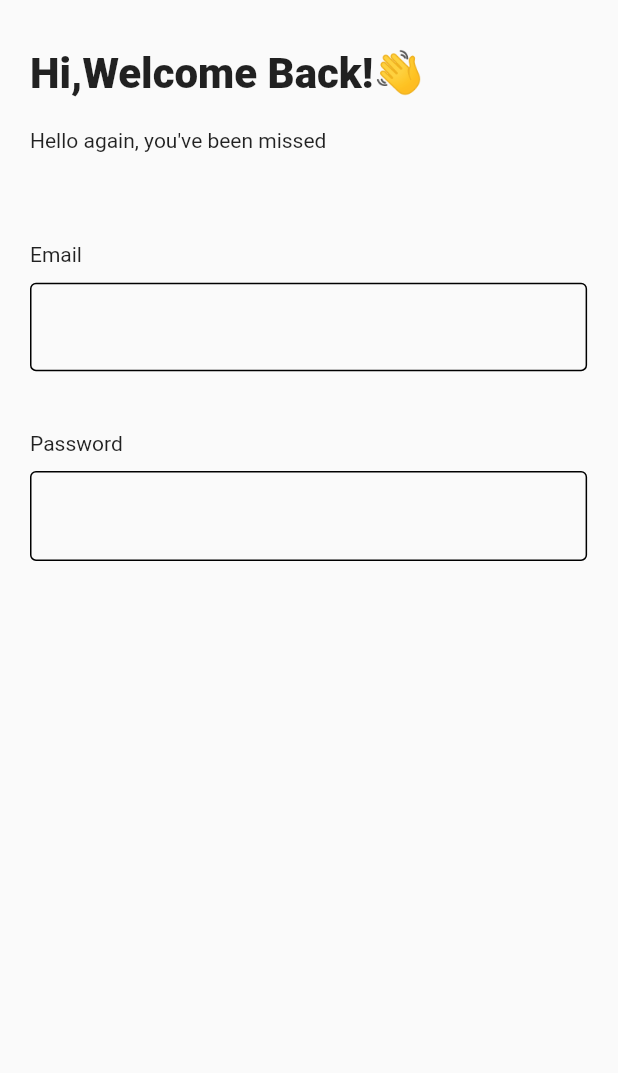
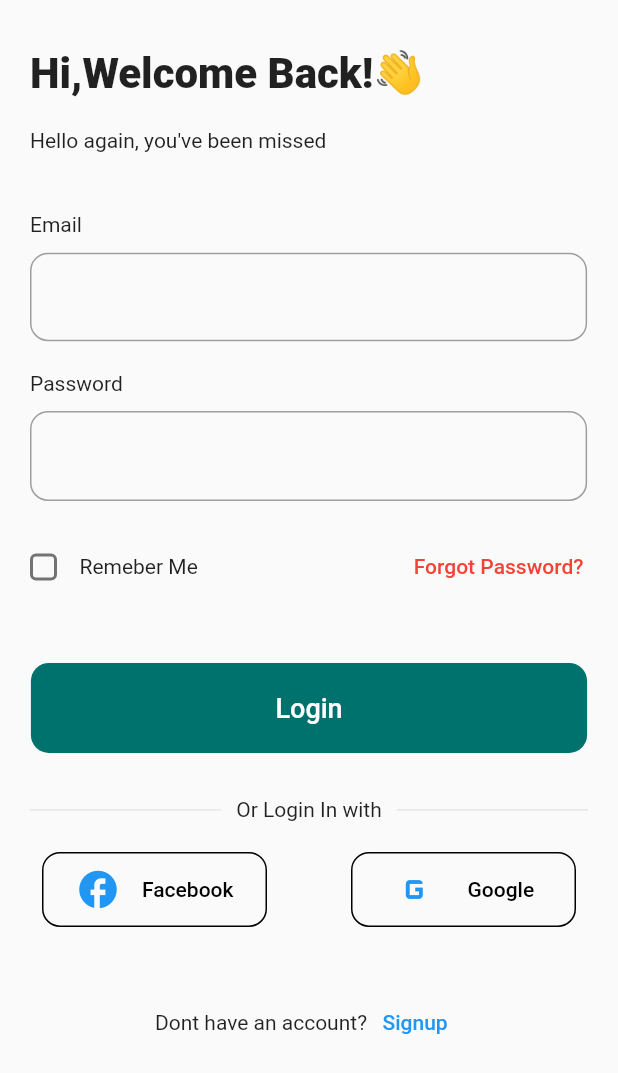
Before and after one commit to cyrillekey/Rentals-Flutter, a Flutter app: the screen it shows after launch, after a tap on "Login", on a phone screen of 412 x 824 dp. Shown: the top 1073 px of the screen. Run offline on Flutter 3.47's test engine with Material 2 defaults, Android fonts, the light colour scheme and no system bars; our stand-ins replace firebase_core, firebase_crashlytics, flutter_native_splash, get_it, logger; accounts and stored records are empty.

Commit message:
Finished Login screen

```diff
--- a/lib/screens/login_screen.dart
+++ b/lib/screens/login_screen.dart
@@ -1,10 +1,11 @@
+import 'package:chekikeja/widgets/icon_button.dart';
 import 'package:chekikeja/widgets/label_textinput.dart';
 import 'package:flutter/material.dart';
 
 class LoginScreen extends StatelessWidget {
   LoginScreen({super.key});
   final TextEditingController emailConroller = TextEditingController();
-
+  final TextEditingController passwordController = TextEditingController();
   @override
   Widget build(BuildContext context) {
     return Scaffold(
@@ -26,20 +27,106 @@ class LoginScreen extends StatelessWidget {
             child: const Text("Hello again, you've been missed"),
           ),
           const SizedBox(
-            height: 50,
+            height: 30,
           ),
           labelTextInput("Email", emailConroller,
               textInputType: TextInputType.emailAddress,
               width: MediaQuery.of(context).size.width * .95),
           const SizedBox(
-            height: 30,
+            height: 10,
           ),
-          labelTextInput("Password", emailConroller,
+          labelTextInput("Password", passwordController,
               width: MediaQuery.of(context).size.width * .95,
               obscureTexxt: true,
               textInputType: TextInputType.visiblePassword,
               suffix: IconButton(
                   onPressed: () {}, icon: const Icon(Icons.remove_red_eye))),
+          const SizedBox(
+            height: 20,
+          ),
+          Container(
+            padding: const EdgeInsets.only(left: 5, right: 15),
+            child: Row(
+              mainAxisAlignment: MainAxisAlignment.spaceBetween,
+              children: [
+                Row(children: [
+                  Checkbox(
+                    shape: RoundedRectangleBorder(
+                        borderRadius: BorderRadius.circular(4)),
+                    value: false,
+                    onChanged: (value) {},
+                  ),
+                  const Text("Remeber Me")
+                ]),
+                TextButton(
+                    onPressed: () {},
+                    child: const Text(
+                      "Forgot Password?",
+                      style: TextStyle(color: Colors.red),
+                    ))
+              ],
+            ),
+          ),
+          const SizedBox(
+            height: 40,
+          ),
+          UnconstrainedBox(
+            child: TextButton(
+              onPressed: () {},
+              style: ButtonStyle(
+                  shape: MaterialStateProperty.all<OutlinedBorder>(
+                      RoundedRectangleBorder(
+                          borderRadius: BorderRadius.circular(12))),
+                  fixedSize: MaterialStateProperty.all<Size>(
+                      Size(MediaQuery.of(context).size.width * .9, 60)),
+                  backgroundColor: MaterialStateProperty.all<Color>(
+                      const Color.fromRGBO(0, 114, 109, 1))),
+              child: const Text(
+                "Login",
+                style: TextStyle(fontSize: 18, color: Colors.white),
+              ),
+            ),
+          ),
+          const SizedBox(
+            height: 30,
+          ),
+          Row(
+            children: [
+              Expanded(
+                  child: Container(
+                      padding: const EdgeInsets.only(left: 20, right: 10),
+                      child: const Divider())),
+              const Text("Or Login In with"),
+              Expanded(
+                  child: Container(
+                      padding: const EdgeInsets.only(left: 10, right: 20),
+                      child: const Divider()))
+            ],
+          ),
+          const SizedBox(
+            height: 20,
+          ),
+          Row(
+            mainAxisAlignment: MainAxisAlignment.spaceAround,
+            children: [
+              iconButton(() {}, Icons.facebook, "Facebook"),
+              iconButton(() {}, Icons.g_mobiledata, "Google")
+            ],
+          ),
+          const SizedBox(
+            height: 40,
+          ),
+          UnconstrainedBox(
+            child: Container(
+              alignment: Alignment.bottomCenter,
+              child: Row(
+                children: [
+                  const Text("Dont have an account?"),
+                  TextButton(onPressed: () {}, child: const Text("Signup"))
+                ],
+              ),
+            ),
+          )
         ],
       ),
     );
--- a/lib/screens/onboarding.dart
+++ b/lib/screens/onboarding.dart
@@ -10,23 +10,26 @@ class OnboardingScreen extends StatelessWidget {
       body: SizedBox(
         height: MediaQuery.of(context).size.height,
         width: MediaQuery.of(context).size.width,
-        child: Column(
+        child: ListView(
           children: [
-            Container(
-              margin: const EdgeInsets.only(top: 50),
+            UnconstrainedBox(
+              child: Container(
+                margin: const EdgeInsets.only(top: 10),
                 width: MediaQuery.of(context).size.width * 0.95,
                 alignment: Alignment.center,
-              height: MediaQuery.of(context).size.height * 0.5,
+                height: MediaQuery.of(context).size.height * 0.55,
                 decoration: BoxDecoration(
                     borderRadius: BorderRadius.circular(35),
                     image: const DecorationImage(
                         fit: BoxFit.cover,
                         image: AssetImage("assets/images/house.jpg"))),
               ),
+            ),
             SizedBox(
               height: MediaQuery.of(context).size.height * .05,
             ),
-            SizedBox(
+            UnconstrainedBox(
+              child: SizedBox(
                 width: MediaQuery.of(context).size.width * .90,
                 child: const Text(
                   "Discover Your Dream House From Smartphone",
@@ -34,10 +37,12 @@ class OnboardingScreen extends StatelessWidget {
                   textAlign: TextAlign.center,
                 ),
               ),
+            ),
             SizedBox(
               height: MediaQuery.of(context).size.height * .01,
             ),
-            SizedBox(
+            UnconstrainedBox(
+              child: SizedBox(
                 width: MediaQuery.of(context).size.width * 0.9,
                 child: const Text(
                   "The No. 1 App for searching and finding the most suitable house for you",
@@ -45,16 +50,18 @@ class OnboardingScreen extends StatelessWidget {
                   textAlign: TextAlign.center,
                 ),
               ),
+            ),
             SizedBox(
-              height: MediaQuery.of(context).size.height * .01,
+              height: MediaQuery.of(context).size.height * .08,
             ),
-            TextButton(
+            UnconstrainedBox(
+              child: TextButton(
                 onPressed: () {},
                 style: ButtonStyle(
                     backgroundColor:
                         MaterialStateProperty.all<Color>(Colors.black),
                     fixedSize: MaterialStateProperty.all(
-                      Size(MediaQuery.of(context).size.width * .7, 60)),
+                        Size(MediaQuery.of(context).size.width * .9, 60)),
                     shape: MaterialStateProperty.all(RoundedRectangleBorder(
                         borderRadius: BorderRadius.circular(46)))),
                 child: const Text(
@@ -62,8 +69,9 @@ class OnboardingScreen extends StatelessWidget {
                   style: TextStyle(color: Colors.white, fontSize: 16),
                 ),
               ),
+            ),
             SizedBox(
-              height: MediaQuery.of(context).size.height * .04,
+              height: MediaQuery.of(context).size.height * .02,
             ),
             SizedBox(
               width: MediaQuery.of(context).size.width * .7,
--- /dev/null
+++ b/lib/widgets/icon_button.dart
@@ -0,0 +1,26 @@
+import 'package:flutter/material.dart';
+
+Widget iconButton(void Function()? onPressed, IconData iconData, String label) {
+  return TextButton(
+      onPressed: onPressed,
+      style: ButtonStyle(
+        fixedSize: MaterialStateProperty.all<Size>(const Size(150, 50)),
+        shape: MaterialStateProperty.all<OutlinedBorder>(RoundedRectangleBorder(
+          side: const BorderSide(color: Colors.black),
+          borderRadius: BorderRadius.circular(12),
+        )),
+      ),
+      child: Row(
+        mainAxisAlignment: MainAxisAlignment.spaceEvenly,
+        children: [
+          Icon(
+            iconData,
+            size: 30,
+          ),
+          Text(
+            label,
+            style: const TextStyle(color: Colors.black),
+          )
+        ],
+      ));
+}
--- a/lib/widgets/label_textinput.dart
+++ b/lib/widgets/label_textinput.dart
@@ -35,9 +35,15 @@ Widget labelTextInput(String label, TextEditingController controller,
             validator: validator,
             decoration: InputDecoration(
               suffix: suffix,
-              border: const OutlineInputBorder(),
-              enabledBorder: const OutlineInputBorder(),
-              focusedBorder: const OutlineInputBorder(),
+              border: OutlineInputBorder(
+                  borderSide: const BorderSide(color: Colors.grey),
+                  borderRadius: BorderRadius.circular(12)),
+              enabledBorder: OutlineInputBorder(
+                  borderSide: const BorderSide(color: Colors.grey),
+                  borderRadius: BorderRadius.circular(12)),
+              focusedBorder: OutlineInputBorder(
+                  borderSide: const BorderSide(color: Colors.grey),
+                  borderRadius: BorderRadius.circular(12)),
             ),
           ),
         )
```
Lines whose indentation alone changed are shown as unchanged.
